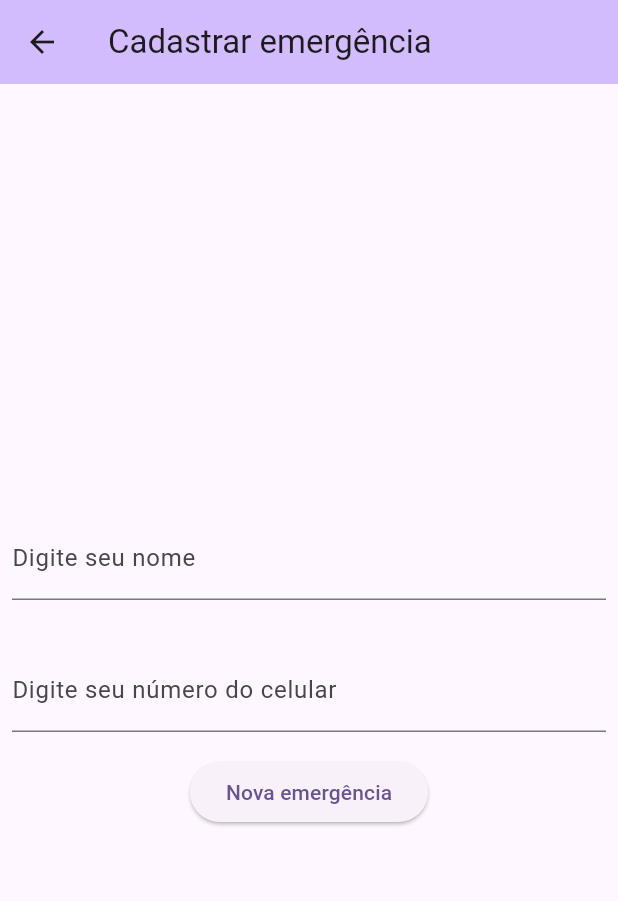
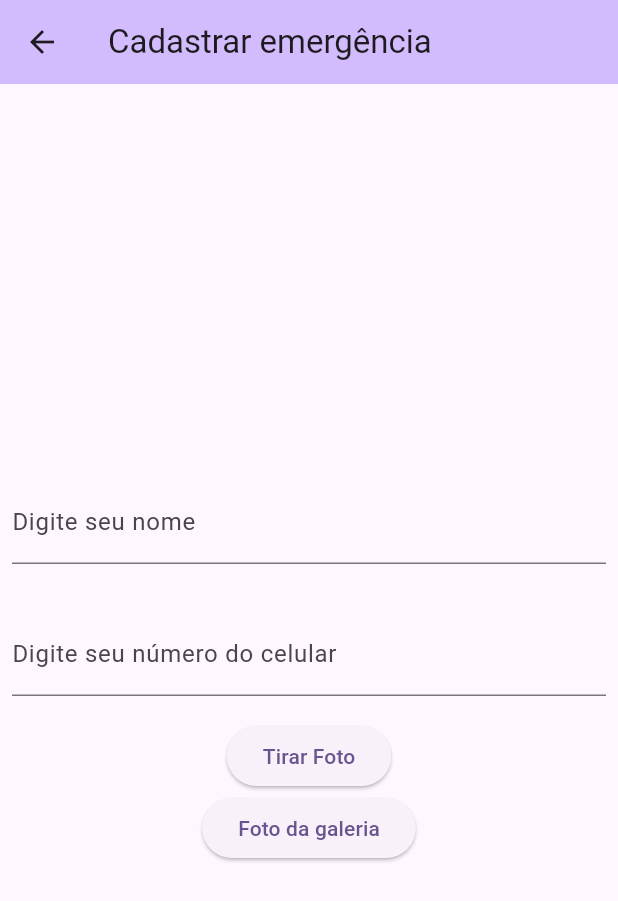
Before and after one commit to Jean2505/PI3-Flutter, a Flutter app: the screen it shows after launch, after a tap on "Nova emergência", on a phone screen of 412 x 824 dp. Shown: the top 901 px of the screen. Run offline on Flutter 3.47's test engine with Material 2 defaults, Android fonts, the phone set to English and light mode, and no system bars; our stand-ins replace image_picker.

Commit message:
Função de abrir câmera feita

```diff
--- a/lib/main.dart
+++ b/lib/main.dart
@@ -1,4 +1,6 @@
 import 'package:flutter/material.dart';
+import 'package:image_picker/image_picker.dart';
+import 'dart:io';
 
 void main() {
   runApp(const MyApp());
@@ -18,7 +20,49 @@ class MyApp extends StatelessWidget {
         useMaterial3: true,
       ),
       home: const MyHomePage(title: 'TeethKids'),
+    );
+  }
+}
 
+class MyHomePage extends StatefulWidget {
+  const MyHomePage({super.key, required this.title});
+
+  final String title;
+
+  @override
+  State<MyHomePage> createState() => _MyHomePageState();
+}
+
+class _MyHomePageState extends State<MyHomePage> {
+  @override
+  Widget build(BuildContext context) {
+    // Esse método é executado novamente toda vez setState é chamado
+    return Scaffold(
+      appBar: AppBar(
+        backgroundColor: Theme.of(context).colorScheme.inversePrimary,
+        // Aqui, pegamos o valor do objeto MyHomePage que foi criado pelo método App.build
+        //  e o usamos para definir o título da nossa appbar.
+        title: Text(widget.title),
+      ),
+      body: Center(
+        child: Column(
+          mainAxisAlignment: MainAxisAlignment.center,
+          children: <Widget>[
+            ElevatedButton(
+              onPressed: () {
+                Navigator.push(
+                  context,
+                  MaterialPageRoute(
+                      builder: (context) => CadastroEmergencia(
+                            title: 'Cadastrar emergência',
+                          )),
+                );
+              },
+              child: Text('Nova emergência'),
+            ),
+          ],
+        ),
+      ),
     );
   }
 }
@@ -33,6 +77,8 @@ class CadastroEmergencia extends StatefulWidget {
 }
 
 class _CadastroEmergenciaState extends State<CadastroEmergencia> {
+  ImagePicker imagePicker = ImagePicker();
+  File? imagemSelecionada;
 
   @override
   Widget build(BuildContext context) {
@@ -47,6 +93,10 @@ class _CadastroEmergenciaState extends State<CadastroEmergencia> {
         child: Column(
           mainAxisAlignment: MainAxisAlignment.center,
           children: <Widget>[
+            // Caso futuramente temos que fazer a foto aparecer na tela
+            // imagemSelecionada == null
+            //     ? Container()
+            //     : Image.file(imagemSelecionada!),
             Padding(
               padding: const EdgeInsets.symmetric(horizontal: 8, vertical: 16),
               child: TextField(
@@ -67,54 +117,39 @@ class _CadastroEmergenciaState extends State<CadastroEmergencia> {
             ),
             ElevatedButton(
               onPressed: () {
-                  print('botão pressionado');
+                pegarImagemCamera();
               },
-                child: Text('Nova emergência'),
+              child: Text('Tirar Foto'),
+            ),
+            ElevatedButton(
+              onPressed: () {
+                pegarImagemGaleria();
+              },
+              child: Text('Foto da galeria'),
             ),
           ],
         ),
       ),
     );
   }
+
+  pegarImagemGaleria() async {
+    final PickedFile? imagemTemporaria =
+        await imagePicker.getImage(source: ImageSource.gallery);
+    if (imagemTemporaria != null) {
+      setState(() {
+        imagemSelecionada = File(imagemTemporaria.path);
+      });
+    }
   }
 
-class MyHomePage extends StatefulWidget {
-  const MyHomePage({super.key, required this.title});
-
-  final String title;
-
-  @override
-  State<MyHomePage> createState() => _MyHomePageState();
-}
-
-class _MyHomePageState extends State<MyHomePage> {
-
-  @override
-  Widget build(BuildContext context) {
-    // Esse método é executado novamente toda vez setState é chamado
-    return Scaffold(
-      appBar: AppBar(
-        backgroundColor: Theme.of(context).colorScheme.inversePrimary,
-        // Aqui, pegamos o valor do objeto MyHomePage que foi criado pelo método App.build
-        //  e o usamos para definir o título da nossa appbar.
-        title: Text(widget.title),
-      ),
-      body: Center(
-        child: Column(
-          mainAxisAlignment: MainAxisAlignment.center,
-          children: <Widget>[
-            ElevatedButton(
-                onPressed: () {
-                  Navigator.push(
-                    context,
-                    MaterialPageRoute(builder: (context) => CadastroEmergencia(title: 'Cadastrar emergência',)),
-                  );
-                },
-                child: Text('Nova emergência'),
-            ),
-          ],
-        ),
-      ),
-    );
+  pegarImagemCamera() async {
+    final PickedFile? imagemTemporaria =
+    await imagePicker.getImage(source: ImageSource.camera);
+    if (imagemTemporaria != null) {
+      setState(() {
+        imagemSelecionada = File(imagemTemporaria.path);
+      });
     }
   }
+}
--- a/pubspec.yaml
+++ b/pubspec.yaml
@@ -30,7 +30,7 @@ environment:
 dependencies:
   flutter:
     sdk: flutter
-
+  image_picker: ^0.8.7+5
 
   # The following adds the Cupertino Icons font to your application.
   # Use with the CupertinoIcons class for iOS style icons.
```
Also changed, not shown: pubspec.lock, 2 other files. Lines whose indentation alone changed are shown as unchanged.
